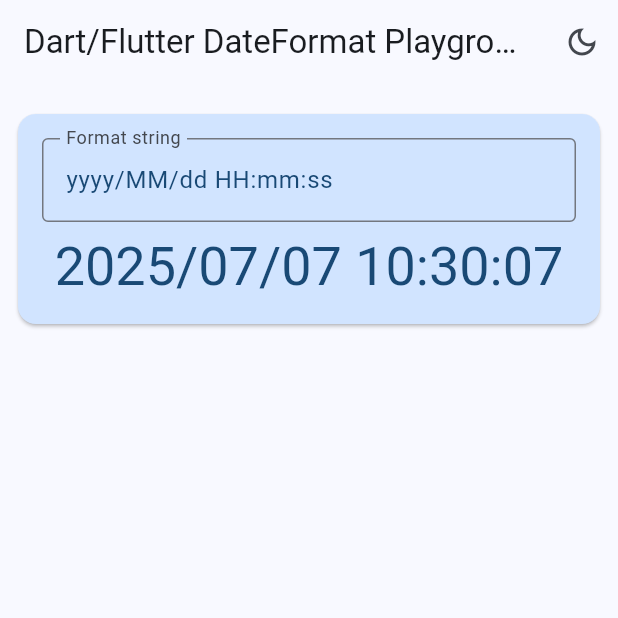
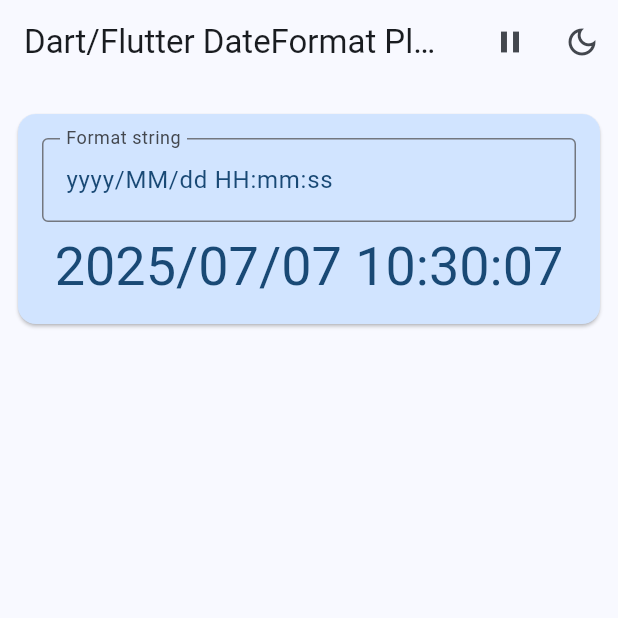
Before and after one commit to ffelixm/date-format-playground, a Flutter app: the screen it shows after launch, on a phone screen of 412 x 824 dp, the top half of it. Run offline on Flutter 3.47's test engine with Material 3 defaults, Android fonts, the phone set to English and light mode, and no system bars.

Commit message:
Add option to toggle datetime updates

```diff
--- a/lib/ui/home/playground_card.dart
+++ b/lib/ui/home/playground_card.dart
@@ -4,7 +4,12 @@ import 'package:flutter/material.dart';
 import 'package:intl/intl.dart';
 
 class PlaygroundCard extends StatefulWidget {
-  const PlaygroundCard({super.key});
+  const PlaygroundCard({
+    super.key,
+    required this.isPaused,
+  });
+
+  final bool isPaused;
 
   @override
   State<PlaygroundCard> createState() => _PlaygroundCardState();
@@ -12,6 +17,7 @@ class PlaygroundCard extends StatefulWidget {
 
 class _PlaygroundCardState extends State<PlaygroundCard> {
   final dateFormatController = TextEditingController(text: "yyyy/MM/dd HH:mm:ss");
+  DateTime currentDateTime = DateTime.now();
   Timer? updateTimer;
 
   @override
@@ -21,7 +27,13 @@ class _PlaygroundCardState extends State<PlaygroundCard> {
     updateTimer = Timer.periodic(
       const Duration(milliseconds: 10),
       (timer) {
-        if (mounted) setState(() {});
+        if (mounted) {
+          setState(() {
+            if (!widget.isPaused) {
+              currentDateTime = DateTime.now();
+            }
+          });
+        }
       }
     );
   }
@@ -35,7 +47,7 @@ class _PlaygroundCardState extends State<PlaygroundCard> {
 
   String get formattedDate {
     try {
-      return DateFormat(dateFormatController.text).format(DateTime.now());
+      return DateFormat(dateFormatController.text).format(currentDateTime);
     } catch (e) {
       return "Invalid Date Format: $e";
     }
--- a/lib/ui/home_view.dart
+++ b/lib/ui/home_view.dart
@@ -1,7 +1,7 @@
 import 'package:date_format_playground/ui/home/playground_card.dart';
 import 'package:flutter/material.dart';
 
-class HomeView extends StatelessWidget {
+class HomeView extends StatefulWidget {
   const HomeView({
     super.key,
     required this.themeMode,
@@ -12,17 +12,28 @@ class HomeView extends StatelessWidget {
   final Function(ThemeMode themeMode) onThemeModeChanged;
 
   @override
+  State<HomeView> createState() => _HomeViewState();
+}
+
+class _HomeViewState extends State<HomeView> {
+  bool isUpdatePaused = false;
+
+  @override
   Widget build(BuildContext context) {
     return Scaffold(
       appBar: AppBar(
         title: Text("Dart/Flutter DateFormat Playground"),
         actions: [
           IconButton(
-            onPressed: () => onThemeModeChanged(
-              themeMode == ThemeMode.light ? ThemeMode.dark : ThemeMode.light,
+            onPressed: () => setState(() => isUpdatePaused = !isUpdatePaused),
+            icon: Icon(isUpdatePaused ? Icons.play_arrow_outlined : Icons.pause_outlined),
+          ),
+          IconButton(
+            onPressed: () => widget.onThemeModeChanged(
+              widget.themeMode == ThemeMode.light ? ThemeMode.dark : ThemeMode.light,
             ),
             icon: Icon(
-              themeMode == ThemeMode.light
+              widget.themeMode == ThemeMode.light
                   ? Icons.dark_mode_outlined
                   : Icons.light_mode_outlined,
             ),
@@ -40,7 +51,9 @@ class HomeView extends StatelessWidget {
                 padding: EdgeInsets.symmetric(horizontal: 8),
                 child: Column(
                   children: [
-                    PlaygroundCard(),
+                    PlaygroundCard(
+                      isPaused: isUpdatePaused,
+                    ),
                   ],
                 ),
               ),
```
